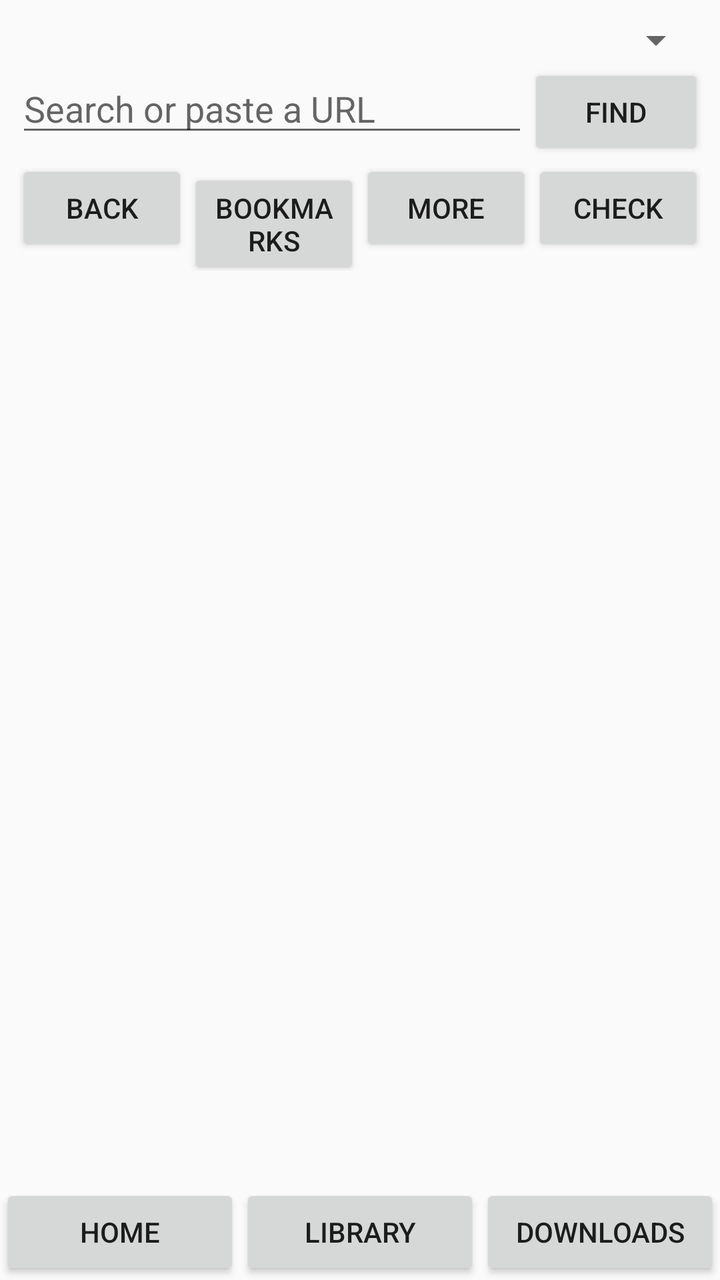
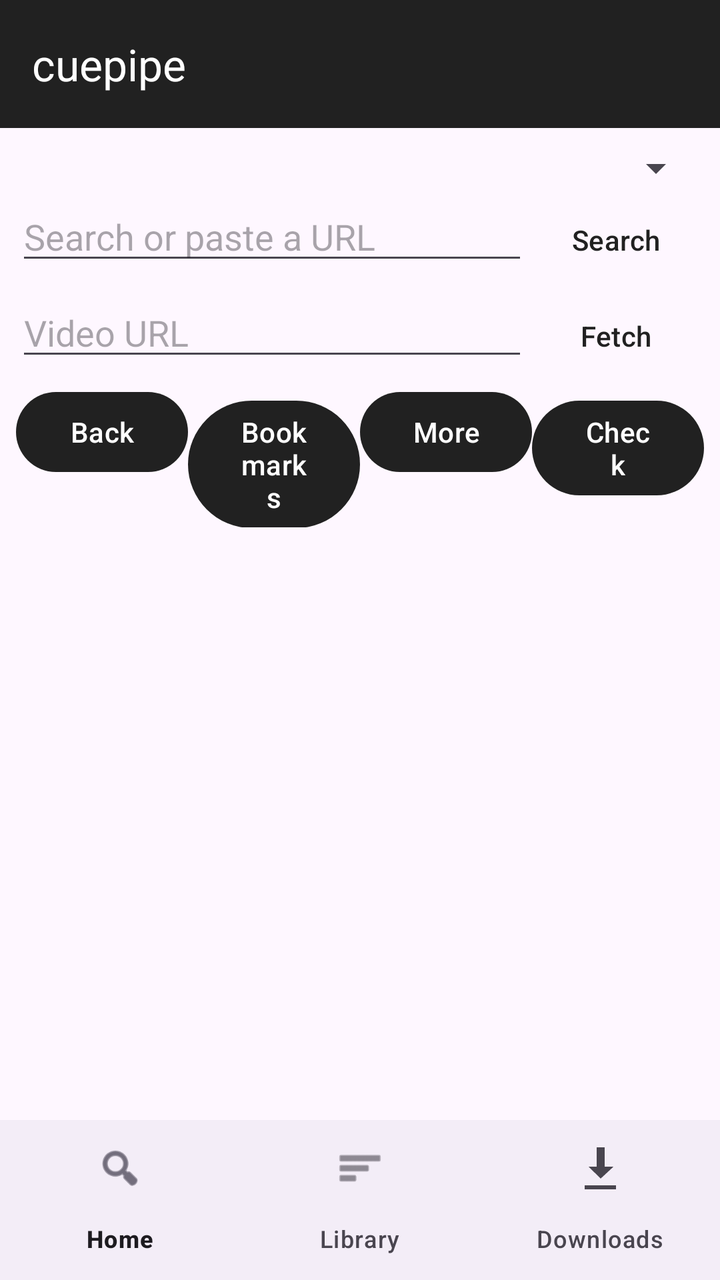

An Android layout rendered at two revisions. The XML below is the earlier revision; the diff shows what the commit changed to produce the second picture.
<!-- AndroidManifest.xml: application theme Theme.Cuepipe -->
<!-- res/layout/activity_main.xml -->
<?xml version="1.0" encoding="utf-8"?>
<LinearLayout xmlns:android="http://schemas.android.com/apk/res/android"
    android:layout_width="match_parent"
    android:layout_height="match_parent"
    android:fitsSystemWindows="true"
    android:orientation="vertical">

    <FrameLayout
        android:layout_width="match_parent"
        android:layout_height="0dp"
        android:layout_weight="1">

        <LinearLayout
            android:id="@+id/panel_library"
            android:layout_width="match_parent"
            android:layout_height="match_parent"
            android:orientation="vertical"
            android:padding="8dp"
            android:visibility="gone">

            <LinearLayout
                android:layout_width="match_parent"
                android:layout_height="wrap_content"
                android:orientation="horizontal">

                <Spinner
                    android:id="@+id/sort_by"
                    android:layout_width="0dp"
                    android:layout_height="wrap_content"
                    android:layout_weight="1" />

                <Spinner
                    android:id="@+id/filter_service"
                    android:layout_width="0dp"
                    android:layout_height="wrap_content"
                    android:layout_weight="1" />
            </LinearLayout>

            <LinearLayout
                android:layout_width="match_parent"
                android:layout_height="wrap_content"
                android:orientation="horizontal">

                <EditText
                    android:id="@+id/library_query"
                    android:layout_width="0dp"
                    android:layout_height="wrap_content"
                    android:layout_weight="1"
                    android:hint="@string/library_search_hint"
                    android:imeOptions="actionSearch"
                    android:importantForAutofill="no"
                    android:inputType="text" />

                <Button
                    android:id="@+id/library_find"
                    android:layout_width="wrap_content"
                    android:layout_height="wrap_content"
                    android:text="@string/find" />
            </LinearLayout>

            <LinearLayout
                android:layout_width="match_parent"
                android:layout_height="wrap_content"
                android:orientation="horizontal">

                <CheckBox
                    android:id="@+id/fuzzy"
                    android:layout_width="wrap_content"
                    android:layout_height="wrap_content"
                    android:text="@string/fuzzy" />

                <CheckBox
                    android:id="@+id/concepts"
                    android:layout_width="wrap_content"
                    android:layout_height="wrap_content"
                    android:text="@string/concepts" />
            </LinearLayout>

            <TextView
                android:id="@+id/library_status"
                android:layout_width="match_parent"
                android:layout_height="wrap_content"
                android:paddingTop="4dp" />

            <ListView
                android:id="@+id/library"
                android:layout_width="match_parent"
                android:layout_height="0dp"
                android:layout_weight="1" />
        </LinearLayout>

        <LinearLayout
            android:id="@+id/panel_watch"
            android:layout_width="match_parent"
            android:layout_height="match_parent"
            android:orientation="vertical"
            android:padding="8dp"
            android:visibility="gone">

                <FrameLayout
                    android:layout_width="match_parent"
                    android:layout_height="200dp">

                    <androidx.media3.ui.PlayerView
                        android:id="@+id/player"
                        android:layout_width="match_parent"
                        android:layout_height="match_parent" />

                    <TextView
                        android:id="@+id/burn"
                        android:layout_width="match_parent"
                        android:layout_height="wrap_content"
                        android:layout_gravity="bottom"
                        android:background="#CC000000"
                        android:clickable="false"
                        android:focusable="false"
                        android:gravity="center"
                        android:padding="6dp"
                        android:textColor="#FFFFFF"
                        android:visibility="gone" />
                </FrameLayout>

                <LinearLayout
                    android:layout_width="match_parent"
                    android:layout_height="wrap_content"
                    android:orientation="horizontal">

                    <EditText
                        android:id="@+id/url"
                        android:layout_width="0dp"
                        android:layout_height="wrap_content"
                        android:layout_weight="1"
                        android:hint="@string/url_hint"
                        android:importantForAutofill="no"
                        android:inputType="textUri" />

                    <Button
                        android:id="@+id/fetch"
                        android:layout_width="wrap_content"
                        android:layout_height="wrap_content"
                        android:text="@string/fetch" />
                </LinearLayout>

                <TextView
                    android:id="@+id/title"
                    android:layout_width="match_parent"
                    android:layout_height="wrap_content"
                    android:paddingTop="4dp"
                    android:textAppearance="?android:attr/textAppearanceMedium" />

                <Button
                    android:id="@+id/channel"
                    android:layout_width="wrap_content"
                    android:layout_height="wrap_content"
                    android:text="@string/channel" />

                <LinearLayout
                    android:layout_width="match_parent"
                    android:layout_height="wrap_content"
                    android:orientation="horizontal">

                    <Spinner
                        android:id="@+id/track0"
                        android:layout_width="0dp"
                        android:layout_height="wrap_content"
                        android:layout_weight="1" />

                    <Spinner
                        android:id="@+id/track1"
                        android:layout_width="0dp"
                        android:layout_height="wrap_content"
                        android:layout_weight="1" />
                </LinearLayout>

                <LinearLayout
                    android:layout_width="match_parent"
                    android:layout_height="wrap_content"
                    android:orientation="horizontal">

                    <Spinner
                        android:id="@+id/track2"
                        android:layout_width="0dp"
                        android:layout_height="wrap_content"
                        android:layout_weight="1" />

                    <Spinner
                        android:id="@+id/track3"
                        android:layout_width="0dp"
                        android:layout_height="wrap_content"
                        android:layout_weight="1" />
                </LinearLayout>

                <CheckBox
                    android:id="@+id/on_screen"
                    android:layout_width="wrap_content"
                    android:layout_height="wrap_content"
                    android:text="@string/on_screen" />

                <LinearLayout
                    android:layout_width="match_parent"
                    android:layout_height="wrap_content"
                    android:orientation="horizontal">

                    <Button
                        android:id="@+id/keep"
                        android:layout_width="0dp"
                        android:layout_height="wrap_content"
                        android:layout_weight="1"
                        android:text="@string/keep" />

                    <Button
                        android:id="@+id/burned"
                        android:layout_width="0dp"
                        android:layout_height="wrap_content"
                        android:layout_weight="1"
                        android:text="@string/burned" />
                </LinearLayout>

                <LinearLayout
                    android:layout_width="match_parent"
                    android:layout_height="wrap_content"
                    android:orientation="horizontal">

                    <EditText
                        android:id="@+id/query"
                        android:layout_width="0dp"
                        android:layout_height="wrap_content"
                        android:layout_weight="1"
                        android:hint="@string/search_hint"
                        android:imeOptions="actionSearch"
                        android:importantForAutofill="no"
                        android:inputType="text" />

                    <Button
                        android:id="@+id/find"
                        android:layout_width="wrap_content"
                        android:layout_height="wrap_content"
                        android:text="@string/find" />
                </LinearLayout>

                <ListView
                    android:id="@+id/lines"
                    android:layout_width="match_parent"
                    android:layout_height="0dp"
                    android:layout_weight="1"
                    android:choiceMode="singleChoice" />
        </LinearLayout>

        <LinearLayout
            android:id="@+id/panel_explore"
            android:layout_width="match_parent"
            android:layout_height="match_parent"
            android:orientation="vertical"
            android:padding="8dp">

            <Spinner
                android:id="@+id/explore_service"
                android:layout_width="match_parent"
                android:layout_height="wrap_content" />

            <LinearLayout
                android:layout_width="match_parent"
                android:layout_height="wrap_content"
                android:orientation="horizontal">

                <EditText
                    android:id="@+id/explore_query"
                    android:layout_width="0dp"
                    android:layout_height="wrap_content"
                    android:layout_weight="1"
                    android:hint="@string/explore_hint"
                    android:imeOptions="actionSearch"
                    android:importantForAutofill="no"
                    android:inputType="text" />

                <Button
                    android:id="@+id/explore_search"
                    android:layout_width="wrap_content"
                    android:layout_height="wrap_content"
                    android:text="@string/find" />
            </LinearLayout>

            <LinearLayout
                android:layout_width="match_parent"
                android:layout_height="wrap_content"
                android:orientation="horizontal">

                <Button
                    android:id="@+id/explore_back"
                    android:layout_width="0dp"
                    android:layout_height="wrap_content"
                    android:layout_weight="1"
                    android:text="@string/back" />

                <Button
                    android:id="@+id/explore_marks"
                    android:layout_width="0dp"
                    android:layout_height="wrap_content"
                    android:layout_weight="1"
                    android:text="@string/bookmarks" />

                <Button
                    android:id="@+id/explore_more"
                    android:layout_width="0dp"
                    android:layout_height="wrap_content"
                    android:layout_weight="1"
                    android:text="@string/more" />

                <Button
                    android:id="@+id/explore_check"
                    android:layout_width="0dp"
                    android:layout_height="wrap_content"
                    android:layout_weight="1"
                    android:text="@string/check" />
            </LinearLayout>

            <TextView
                android:id="@+id/explore_status"
                android:layout_width="match_parent"
                android:layout_height="wrap_content"
                android:paddingTop="4dp" />

            <ListView
                android:id="@+id/explore"
                android:layout_width="match_parent"
                android:layout_height="0dp"
                android:layout_weight="1" />
        </LinearLayout>

        <LinearLayout
            android:id="@+id/panel_downloads"
            android:layout_width="match_parent"
            android:layout_height="match_parent"
            android:orientation="vertical"
            android:padding="8dp"
            android:visibility="gone">

            <TextView
                android:id="@+id/downloads_status"
                android:layout_width="match_parent"
                android:layout_height="wrap_content" />

            <ListView
                android:id="@+id/downloads"
                android:layout_width="match_parent"
                android:layout_height="0dp"
                android:layout_weight="1" />
        </LinearLayout>
    </FrameLayout>

    <LinearLayout
        android:layout_width="match_parent"
        android:layout_height="wrap_content"
        android:orientation="horizontal">

        <Button
            android:id="@+id/tab_home"
            android:layout_width="0dp"
            android:layout_height="wrap_content"
            android:layout_weight="1"
            android:text="@string/tab_home" />

        <Button
            android:id="@+id/tab_library"
            android:layout_width="0dp"
            android:layout_height="wrap_content"
            android:layout_weight="1"
            android:text="@string/tab_library" />

        <Button
            android:id="@+id/tab_downloads"
            android:layout_width="0dp"
            android:layout_height="wrap_content"
            android:layout_weight="1"
            android:text="@string/tab_downloads" />
    </LinearLayout>
</LinearLayout>
<!-- resources referenced by this layout -->
<resources>
  <string name="back">Back</string>
  <string name="bookmarks">Bookmarks</string>
  <string name="burned">Burned-in</string>
  <string name="channel">Channel</string>
  <string name="check">Check</string>
  <string name="concepts">Concepts</string>
  <string name="explore_hint">Search or paste a URL</string>
  <string name="fetch">Fetch</string>
  <string name="find">Find</string>
  <string name="fuzzy">Fuzzy</string>
  <string name="keep">Keep</string>
  <string name="library_search_hint">Search the library</string>
  <string name="more">More</string>
  <string name="on_screen">On screen</string>
  <string name="search_hint">Search this transcript</string>
  <string name="tab_downloads">Downloads</string>
  <string name="tab_home">Home</string>
  <string name="tab_library">Library</string>
  <string name="url_hint">Video URL</string>
  <style name="Theme.Cuepipe" parent="Theme.AppCompat.DayNight.NoActionBar" />
</resources>

<!-- the commit's change to res/layout/activity_main.xml (unified diff, before → after) -->
@@ -1,9 +1,19 @@
 <?xml version="1.0" encoding="utf-8"?>
 <LinearLayout xmlns:android="http://schemas.android.com/apk/res/android"
+    xmlns:app="http://schemas.android.com/apk/res-auto"
     android:layout_width="match_parent"
     android:layout_height="match_parent"
     android:fitsSystemWindows="true"
     android:orientation="vertical">
+
+    <com.google.android.material.appbar.MaterialToolbar
+        android:id="@+id/toolbar"
+        android:layout_width="match_parent"
+        android:layout_height="wrap_content"
+        android:background="?attr/colorPrimary"
+        android:theme="@style/ThemeOverlay.Material3.Dark.ActionBar"
+        app:title="@string/app_name"
+        app:titleTextColor="@android:color/white" />
 
     <FrameLayout
         android:layout_width="match_parent"
@@ -49,7 +59,9 @@
                     android:hint="@string/library_search_hint"
                     android:imeOptions="actionSearch"
                     android:importantForAutofill="no"
-                    android:inputType="text" />
+                    android:inputType="text|textNoSuggestions"
+                    android:maxLines="1"
+                    android:singleLine="true" />
 
                 <Button
                     android:id="@+id/library_find"
@@ -120,27 +132,6 @@
                         android:visibility="gone" />
                 </FrameLayout>
 
-                <LinearLayout
-                    android:layout_width="match_parent"
-                    android:layout_height="wrap_content"
-                    android:orientation="horizontal">
-
-                    <EditText
-                        android:id="@+id/url"
-                        android:layout_width="0dp"
-                        android:layout_height="wrap_content"
-                        android:layout_weight="1"
-                        android:hint="@string/url_hint"
-                        android:importantForAutofill="no"
-                        android:inputType="textUri" />
-
-                    <Button
-                        android:id="@+id/fetch"
-                        android:layout_width="wrap_content"
-                        android:layout_height="wrap_content"
-                        android:text="@string/fetch" />
-                </LinearLayout>
-
                 <TextView
                     android:id="@+id/title"
                     android:layout_width="match_parent"
@@ -150,9 +141,69 @@
 
                 <Button
                     android:id="@+id/channel"
+                    style="?attr/borderlessButtonStyle"
                     android:layout_width="wrap_content"
                     android:layout_height="wrap_content"
                     android:text="@string/channel" />
+
+                <TextView
+                    android:id="@+id/description"
+                    android:layout_width="match_parent"
+                    android:layout_height="wrap_content"
+                    android:maxLines="3"
+                    android:paddingTop="4dp"
+                    android:textAppearance="?attr/textAppearanceBodySmall" />
+
+                <LinearLayout
+                    android:layout_width="match_parent"
+                    android:layout_height="wrap_content"
+                    android:orientation="horizontal">
+
+                    <Button
+                        android:id="@+id/show_transcript"
+                        style="?attr/borderlessButtonStyle"
+                        android:layout_width="wrap_content"
+                        android:layout_height="wrap_content"
+                        android:text="@string/transcript" />
+
+                    <Button
+                        android:id="@+id/show_related"
+                        style="?attr/borderlessButtonStyle"
+                        android:layout_width="wrap_content"
+                        android:layout_height="wrap_content"
+                        android:text="@string/related" />
+                </LinearLayout>
+
+                <LinearLayout
+                    android:layout_width="match_parent"
+                    android:layout_height="wrap_content"
+                    android:gravity="center"
+                    android:orientation="horizontal">
+
+                    <ImageButton
+                        android:id="@+id/keep"
+                        android:layout_width="48dp"
+                        android:layout_height="48dp"
+                        android:background="?attr/selectableItemBackgroundBorderless"
+                        android:contentDescription="@string/keep"
+                        android:src="@android:drawable/ic_menu_save" />
+
+                    <ImageButton
+                        android:id="@+id/burned"
+                        android:layout_width="48dp"
+                        android:layout_height="48dp"
+                        android:background="?attr/selectableItemBackgroundBorderless"
+                        android:contentDescription="@string/burned"
+                        android:src="@android:drawable/ic_menu_camera" />
+
+                    <CheckBox
+                        android:id="@+id/on_screen"
+                        android:layout_width="48dp"
+                        android:layout_height="48dp"
+                        android:background="?attr/selectableItemBackgroundBorderless"
+                        android:button="@android:drawable/ic_menu_view"
+                        android:contentDescription="@string/on_screen" />
+                </LinearLayout>
 
                 <LinearLayout
                     android:layout_width="match_parent"
@@ -190,33 +241,8 @@
                         android:layout_weight="1" />
                 </LinearLayout>
 
-                <CheckBox
-                    android:id="@+id/on_screen"
-                    android:layout_width="wrap_content"
-                    android:layout_height="wrap_content"
-                    android:text="@string/on_screen" />
-
                 <LinearLayout
-                    android:layout_width="match_parent"
-                    android:layout_height="wrap_content"
-                    android:orientation="horizontal">
-
-                    <Button
-                        android:id="@+id/keep"
-                        android:layout_width="0dp"
-                        android:layout_height="wrap_content"
-                        android:layout_weight="1"
-                        android:text="@string/keep" />
-
-                    <Button
-                        android:id="@+id/burned"
-                        android:layout_width="0dp"
-                        android:layout_height="wrap_content"
-                        android:layout_weight="1"
-                        android:text="@string/burned" />
-                </LinearLayout>
-
-                <LinearLayout
+                    android:id="@+id/line_search"
                     android:layout_width="match_parent"
                     android:layout_height="wrap_content"
                     android:orientation="horizontal">
@@ -229,7 +255,17 @@
                         android:hint="@string/search_hint"
                         android:imeOptions="actionSearch"
                         android:importantForAutofill="no"
-                        android:inputType="text" />
+                        android:inputType="text|textNoSuggestions"
+                        android:maxLines="1"
+                        android:singleLine="true" />
+
+                    <ImageButton
+                        android:id="@+id/clear_query"
+                        android:layout_width="48dp"
+                        android:layout_height="48dp"
+                        android:background="?attr/selectableItemBackgroundBorderless"
+                        android:contentDescription="@string/clear"
+                        android:src="@android:drawable/ic_menu_close_clear_cancel" />
 
                     <Button
                         android:id="@+id/find"
@@ -271,13 +307,38 @@
                     android:hint="@string/explore_hint"
                     android:imeOptions="actionSearch"
                     android:importantForAutofill="no"
-                    android:inputType="text" />
+                    android:inputType="text|textNoSuggestions"
+                    android:maxLines="1"
+                    android:singleLine="true" />
 
                 <Button
                     android:id="@+id/explore_search"
-                    android:layout_width="wrap_content"
-                    android:layout_height="wrap_content"
-                    android:text="@string/find" />
+                    style="?attr/borderlessButtonStyle"
+                    android:layout_width="wrap_content"
+                    android:layout_height="wrap_content"
+                    android:text="@string/search" />
+            </LinearLayout>
+
+            <LinearLayout
+                android:layout_width="match_parent"
+                android:layout_height="wrap_content"
+                android:orientation="horizontal">
+
+                <EditText
+                    android:id="@+id/url"
+                    android:layout_width="0dp"
+                    android:layout_height="wrap_content"
+                    android:layout_weight="1"
+                    android:hint="@string/url_hint"
+                    android:importantForAutofill="no"
+                    android:inputType="textUri" />
+
+                <Button
+                    android:id="@+id/fetch"
+                    style="?attr/borderlessButtonStyle"
+                    android:layout_width="wrap_content"
+                    android:layout_height="wrap_content"
+                    android:text="@string/fetch" />
             </LinearLayout>
 
             <LinearLayout
@@ -348,30 +409,9 @@
         </LinearLayout>
     </FrameLayout>
 
-    <LinearLayout
+    <com.google.android.material.bottomnavigation.BottomNavigationView
+        android:id="@+id/bottom"
         android:layout_width="match_parent"
         android:layout_height="wrap_content"
-        android:orientation="horizontal">
-
-        <Button
-            android:id="@+id/tab_home"
-            android:layout_width="0dp"
-            android:layout_height="wrap_content"
-            android:layout_weight="1"
-            android:text="@string/tab_home" />
-
-        <Button
-            android:id="@+id/tab_library"
-            android:layout_width="0dp"
-            android:layout_height="wrap_content"
-            android:layout_weight="1"
-            android:text="@string/tab_library" />
-
-        <Button
-            android:id="@+id/tab_downloads"
-            android:layout_width="0dp"
-            android:layout_height="wrap_content"
-            android:layout_weight="1"
-            android:text="@string/tab_downloads" />
-    </LinearLayout>
+        app:menu="@menu/bottom" />
 </LinearLayout>
<!-- resource entries referenced after the edit -->
@@ -1,10 +1,12 @@
 <!-- resources referenced by this layout -->
 <resources>
+  <string name="app_name">cuepipe</string>
   <string name="back">Back</string>
   <string name="bookmarks">Bookmarks</string>
   <string name="burned">Burned-in</string>
   <string name="channel">Channel</string>
   <string name="check">Check</string>
+  <string name="clear">Clear</string>
   <string name="concepts">Concepts</string>
   <string name="explore_hint">Search or paste a URL</string>
   <string name="fetch">Fetch</string>
@@ -14,11 +16,18 @@
   <string name="library_search_hint">Search the library</string>
   <string name="more">More</string>
   <string name="on_screen">On screen</string>
+  <string name="related">Related</string>
+  <string name="search">Search</string>
   <string name="search_hint">Search this transcript</string>
-  <string name="tab_downloads">Downloads</string>
-  <string name="tab_home">Home</string>
-  <string name="tab_library">Library</string>
+  <string name="transcript">Transcript</string>
   <string name="url_hint">Video URL</string>
-  <style name="Theme.Cuepipe" parent="Theme.AppCompat.DayNight.NoActionBar" />
+  <style name="Theme.Cuepipe" parent="Theme.Material3.DayNight.NoActionBar">
+          <item name="colorPrimary">@color/primary</item>
+          <item name="colorSecondary">@color/accent</item>
+          <item name="android:statusBarColor">@color/primary</item>
+          <item name="android:navigationBarColor">@android:color/white</item>
+      </style>
+  <color name="primary">#212121</color>
+  <color name="accent">#e53935</color>
 </resources>
 
